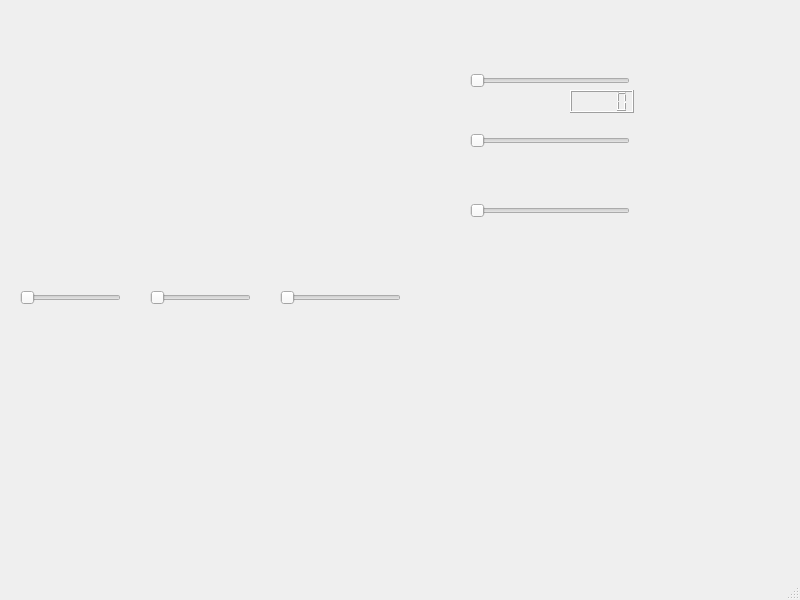
Old version of the form mainwindow.ui in the repository JuliaAlanne/PROJETO---U3.
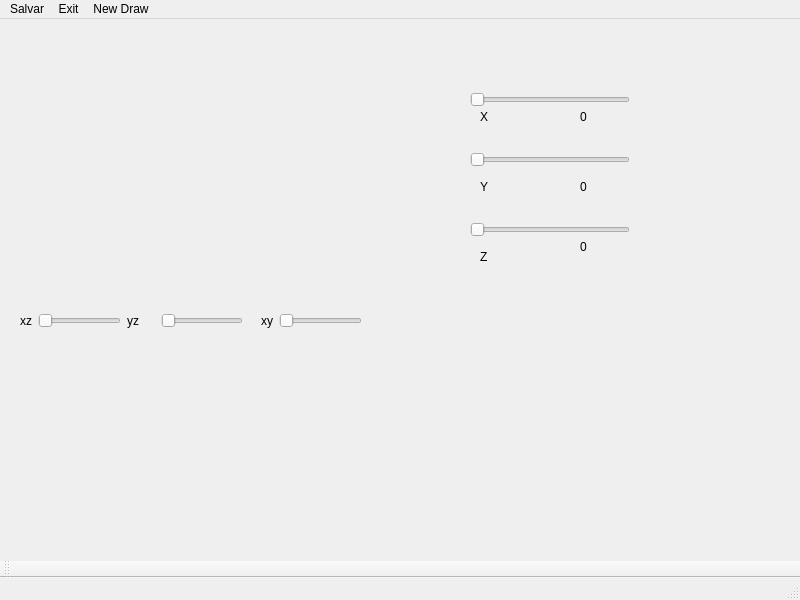
New version of the form.

Diff of the .ui file:
```diff
--- a/mainwindow.ui
+++ b/mainwindow.ui
@@ -53,57 +53,191 @@
      <enum>Qt::Horizontal</enum>
     </property>
    </widget>
-   <widget class="QSlider" name="horizontalSliderYZ">
+   <widget class="QLabel" name="label">
+    <property name="geometry">
+     <rect>
+      <x>10</x>
+      <y>10</y>
+      <width>49</width>
+      <height>16</height>
+     </rect>
+    </property>
+    <property name="text">
+     <string/>
+    </property>
+   </widget>
+   <widget class="QWidget" name="layoutWidget">
     <property name="geometry">
      <rect>
       <x>20</x>
       <y>290</y>
-      <width>101</width>
+      <width>342</width>
+      <height>24</height>
+     </rect>
+    </property>
+    <layout class="QHBoxLayout" name="horizontalLayout">
+     <item>
+      <widget class="QLabel" name="label_3">
+       <property name="text">
+        <string>xz</string>
+       </property>
+      </widget>
+     </item>
+     <item>
+      <widget class="QSlider" name="horizontalSliderXZ">
+       <property name="orientation">
+        <enum>Qt::Horizontal</enum>
+       </property>
+      </widget>
+     </item>
+     <item>
+      <widget class="QLabel" name="label_2">
+       <property name="text">
+        <string>yz</string>
+       </property>
+      </widget>
+     </item>
+     <item>
+      <spacer name="horizontalSpacer">
+       <property name="orientation">
+        <enum>Qt::Horizontal</enum>
+       </property>
+       <property name="sizeHint" stdset="0">
+        <size>
+         <width>17</width>
+         <height>20</height>
+        </size>
+       </property>
+      </spacer>
+     </item>
+     <item>
+      <widget class="QSlider" name="horizontalSliderXY">
+       <property name="orientation">
+        <enum>Qt::Horizontal</enum>
+       </property>
+      </widget>
+     </item>
+     <item>
+      <spacer name="horizontalSpacer_2">
+       <property name="orientation">
+        <enum>Qt::Horizontal</enum>
+       </property>
+       <property name="sizeHint" stdset="0">
+        <size>
+         <width>13</width>
+         <height>20</height>
+        </size>
+       </property>
+      </spacer>
+     </item>
+     <item>
+      <widget class="QLabel" name="label_4">
+       <property name="text">
+        <string>xy</string>
+       </property>
+      </widget>
+     </item>
+     <item>
+      <widget class="QSlider" name="horizontalSliderYZ">
+       <property name="orientation">
+        <enum>Qt::Horizontal</enum>
+       </property>
+      </widget>
+     </item>
+    </layout>
+   </widget>
+   <widget class="QLabel" name="labelX">
+    <property name="geometry">
+     <rect>
+      <x>580</x>
+      <y>90</y>
+      <width>49</width>
       <height>16</height>
      </rect>
     </property>
-    <property name="orientation">
-     <enum>Qt::Horizontal</enum>
+    <property name="text">
+     <string>0</string>
     </property>
    </widget>
-   <widget class="QSlider" name="horizontalSliderXZ">
+   <widget class="QLabel" name="labelY">
     <property name="geometry">
      <rect>
-      <x>150</x>
-      <y>290</y>
-      <width>101</width>
+      <x>580</x>
+      <y>160</y>
+      <width>49</width>
       <height>16</height>
      </rect>
     </property>
-    <property name="orientation">
-     <enum>Qt::Horizontal</enum>
+    <property name="text">
+     <string>0</string>
     </property>
    </widget>
-   <widget class="QSlider" name="horizontalSliderXY">
+   <widget class="QLabel" name="labelZ">
     <property name="geometry">
      <rect>
-      <x>280</x>
-      <y>290</y>
-      <width>121</width>
+      <x>580</x>
+      <y>220</y>
+      <width>49</width>
       <height>16</height>
      </rect>
     </property>
-    <property name="orientation">
-     <enum>Qt::Horizontal</enum>
+    <property name="text">
+     <string>0</string>
     </property>
    </widget>
-   <widget class="QLCDNumber" name="lcdNumber">
+   <widget class="QLabel" name="label_5">
     <property name="geometry">
      <rect>
-      <x>570</x>
+      <x>480</x>
       <y>90</y>
-      <width>64</width>
-      <height>23</height>
+      <width>49</width>
+      <height>16</height>
      </rect>
     </property>
+    <property name="text">
+     <string>X</string>
+    </property>
    </widget>
+   <widget class="QLabel" name="label_6">
+    <property name="geometry">
+     <rect>
+      <x>480</x>
+      <y>160</y>
+      <width>49</width>
+      <height>16</height>
+     </rect>
+    </property>
+    <property name="text">
+     <string>Y</string>
+    </property>
+   </widget>
+   <widget class="QLabel" name="label_7">
+    <property name="geometry">
+     <rect>
+      <x>480</x>
+      <y>230</y>
+      <width>49</width>
+      <height>16</height>
+     </rect>
+    </property>
+    <property name="text">
+     <string>Z</string>
+    </property>
+   </widget>
   </widget>
-  <widget class="QMenuBar" name="menubar">
+  <widget class="QStatusBar" name="statusbar"/>
+  <widget class="QToolBar" name="toolBar">
+   <property name="windowTitle">
+    <string>toolBar</string>
+   </property>
+   <attribute name="toolBarArea">
+    <enum>BottomToolBarArea</enum>
+   </attribute>
+   <attribute name="toolBarBreak">
+    <bool>false</bool>
+   </attribute>
+  </widget>
+  <widget class="QMenuBar" name="menuBar">
    <property name="geometry">
     <rect>
      <x>0</x>
@@ -112,6 +246,27 @@
      <height>22</height>
     </rect>
    </property>
+   <widget class="QMenu" name="menuSalvar">
+    <property name="title">
+     <string>Salvar</string>
+    </property>
+    <addaction name="separator"/>
+    <addaction name="separator"/>
+   </widget>
+   <widget class="QMenu" name="menuExit">
+    <property name="title">
+     <string>Exit</string>
+    </property>
+   </widget>
+   <widget class="QMenu" name="menuNew_Draw">
+    <property name="title">
+     <string>New Draw</string>
+    </property>
+    <addaction name="actionNovoDesenho"/>
+   </widget>
+   <addaction name="menuSalvar"/>
+   <addaction name="menuExit"/>
+   <addaction name="menuNew_Draw"/>
   </widget>
   <widget class="QStatusBar" name="statusbar"/>
  </widget>
```
Left out of the diff: 16 changed lines with no effect on the pictures.
